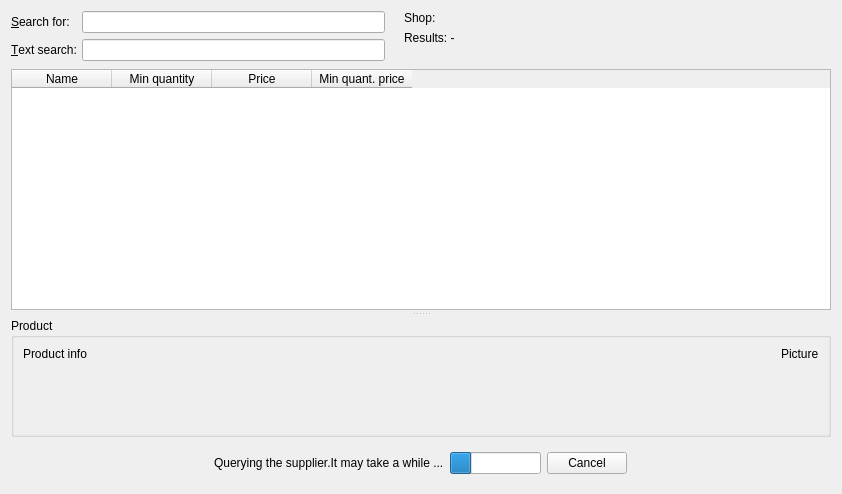
Old version of the form ui/main.ui in the repository kybu/electronic-components-panel.
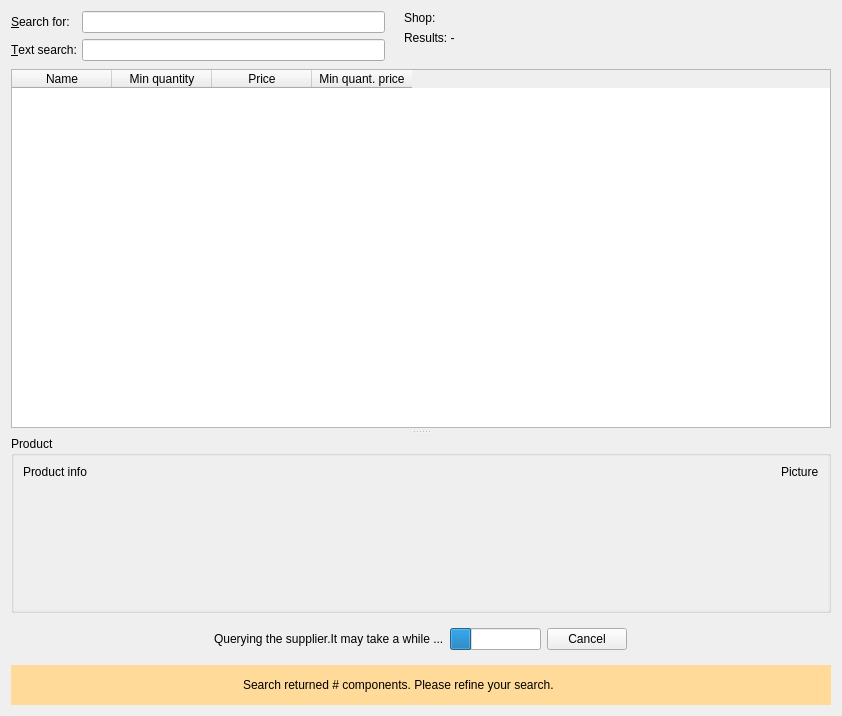
New version of the form. Icons and pictures are not drawn.

Commit message: Warn about search results containing too many products.

What changed in the file:
```diff
--- a/ui/main.ui
+++ b/ui/main.ui
@@ -7,13 +7,13 @@
     <x>0</x>
     <y>0</y>
     <width>842</width>
-    <height>494</height>
+    <height>716</height>
    </rect>
   </property>
   <property name="windowTitle">
    <string>Form</string>
   </property>
-  <layout class="QVBoxLayout" name="verticalLayout_2" stretch="0,1,0">
+  <layout class="QVBoxLayout" name="verticalLayout_2" stretch="0,1,0,0">
    <item>
     <layout class="QHBoxLayout" name="horizontalLayout">
      <item>
@@ -177,7 +177,7 @@
             <x>0</x>
             <y>0</y>
             <width>822</width>
-            <height>102</height>
+            <height>159</height>
            </rect>
           </property>
           <layout class="QVBoxLayout" name="verticalLayout_3">
@@ -288,6 +288,64 @@
      </layout>
     </widget>
    </item>
+   <item>
+    <widget class="QWidget" name="messageW" native="true">
+     <property name="styleSheet">
+      <string notr="true">QWidget {
+background-color: rgb(255, 218, 152)
+}</string>
+     </property>
+     <layout class="QHBoxLayout" name="horizontalLayout_3">
+      <item>
+       <spacer name="horizontalSpacer_4">
+        <property name="orientation">
+         <enum>Qt::Horizontal</enum>
+        </property>
+        <property name="sizeHint" stdset="0">
+         <size>
+          <width>236</width>
+          <height>20</height>
+         </size>
+        </property>
+       </spacer>
+      </item>
+      <item>
+       <widget class="QLabel" name="messageL">
+        <property name="text">
+         <string>Search returned # components. Please refine your search.</string>
+        </property>
+       </widget>
+      </item>
+      <item>
+       <spacer name="horizontalSpacer_5">
+        <property name="orientation">
+         <enum>Qt::Horizontal</enum>
+        </property>
+        <property name="sizeHint" stdset="0">
+         <size>
+          <width>235</width>
+          <height>20</height>
+         </size>
+        </property>
+       </spacer>
+      </item>
+      <item>
+       <widget class="QPushButton" name="refineSearchClosePB">
+        <property name="text">
+         <string notr="true"/>
+        </property>
+        <property name="icon">
+         <iconset resource="../components.qrc">
+          <normaloff>:/pics/pics/close_cross.png</normaloff>:/pics/pics/close_cross.png</iconset>
+        </property>
+        <property name="flat">
+         <bool>true</bool>
+        </property>
+       </widget>
+      </item>
+     </layout>
+    </widget>
+   </item>
   </layout>
  </widget>
  <resources/>
```
Left out of the diff: 23 changed lines with no effect on the pictures. The commit also changes 7 other files.
